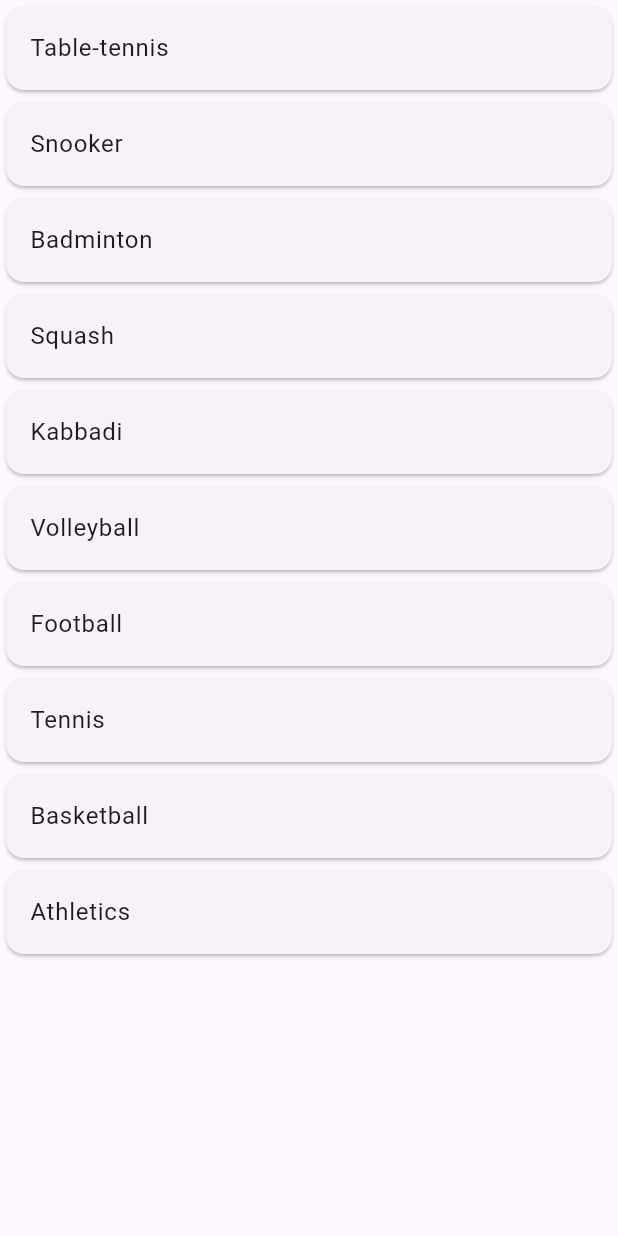
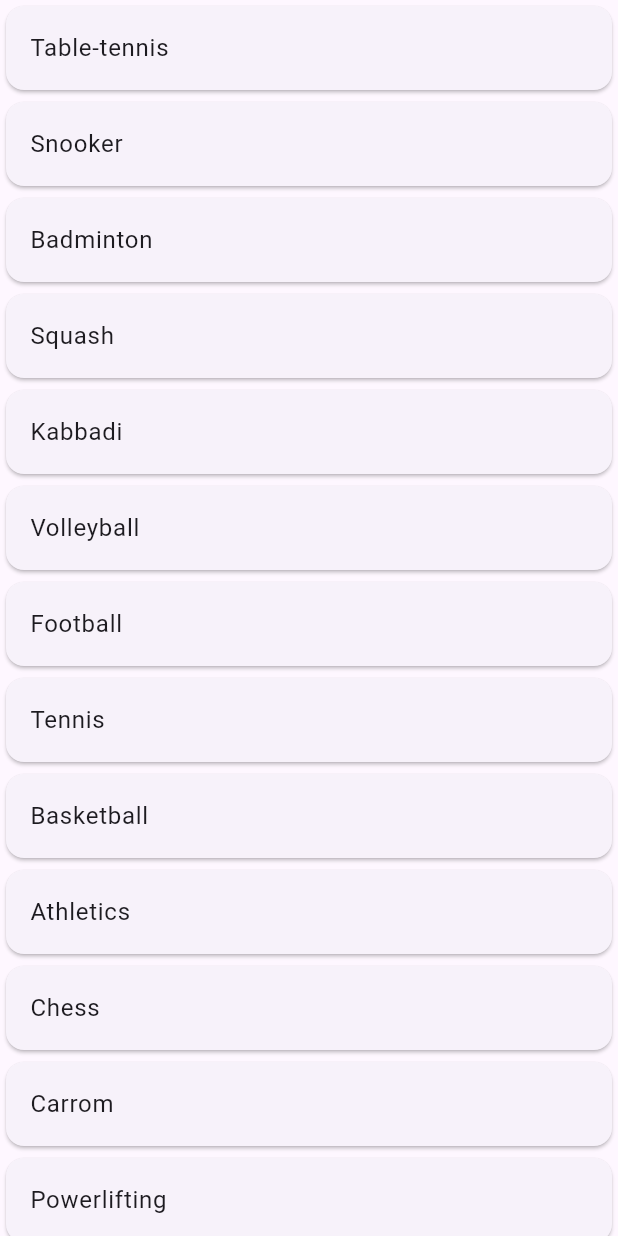
Before and after one commit to Dhruv-Dashora/Spree-AdminPortal-Flutter, a Flutter app: the Sports widget shown alone on an empty page, opened directly, on a phone screen of 412 x 824 dp. Run offline on Flutter 3.47's test engine with Material 3 defaults, Android fonts, the phone set to English and light mode, and no system bars; our stand-ins replace firebase_auth, firebase_core, firebase_database, fluttertoast, google_fonts, googleapis_auth; missing offline and left inert: googleapis, neopop; accounts and stored records are empty; key blocks and very long unbroken strings in the code were emptied for the run.

Commit message:
Sports added

```diff
--- a/lib/screens/sports.dart
+++ b/lib/screens/sports.dart
@@ -13,9 +13,11 @@ class Sports extends StatelessWidget {
     'Football',
     'Tennis',
     'Basketball',
-    'Athletics'
+    'Athletics',
+    'Chess',
+    'Carrom',
+    'Powerlifting',
   ];
-
 
   @override
   Widget build(BuildContext context) {
@@ -29,7 +31,8 @@ class Sports extends StatelessWidget {
               Navigator.push(
                 context,
                 MaterialPageRoute(
-                    builder: (context) => SportDetailsScreen(sport: sports[index]),
+                  builder: (context) =>
+                      SportDetailsScreen(sport: sports[index]),
                 ),
               );
             },
```
Also changed, not shown: 4 other files. Lines whose indentation alone changed are shown as unchanged.
